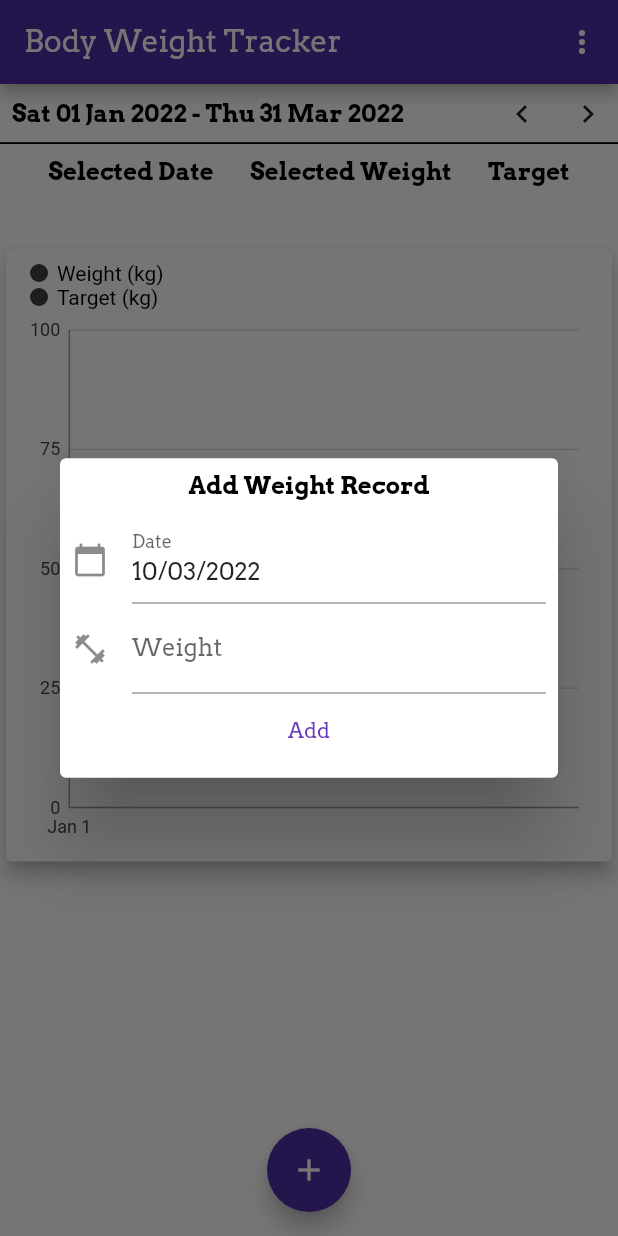
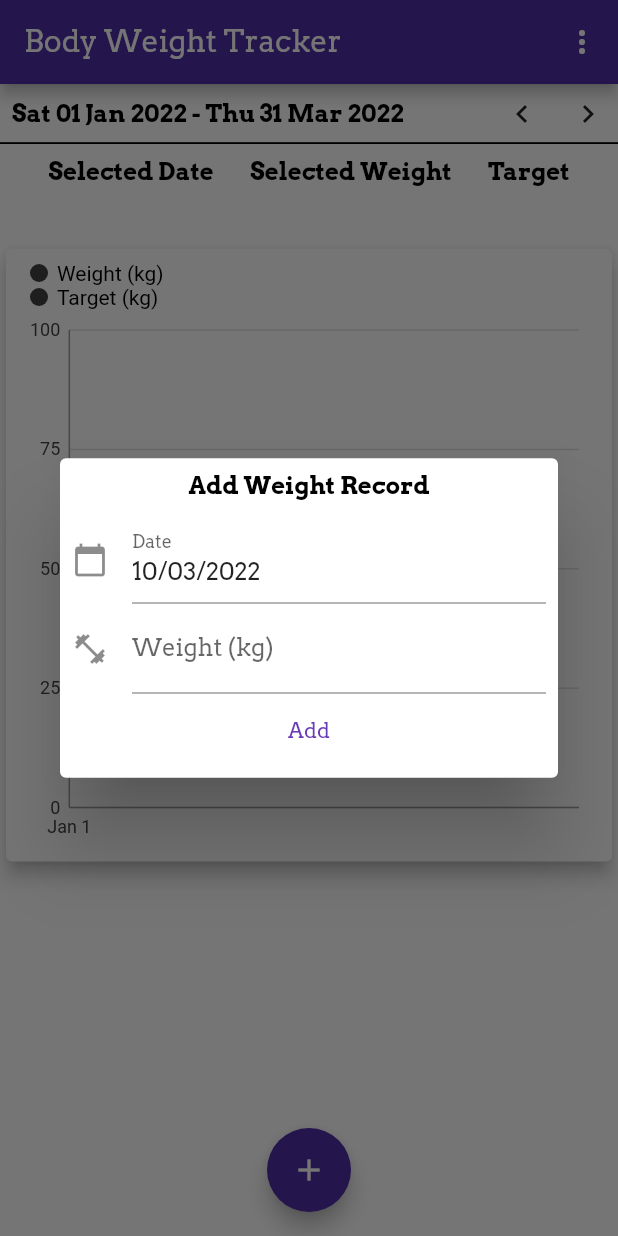
Before and after one commit to kda100/body-weight-tracker, a Flutter app: the screen it shows after launch, after a tap on the "keyboard arrow left" icon, after a tap on the "keyboard arrow right" icon, after a tap on the "add" icon, on a phone screen of 412 x 824 dp. Run offline on Flutter 3.47's test engine with Material 2 defaults, Android fonts, the phone set to English and light mode, and no system bars; our stand-ins replace charts_flutter, cloud_firestore, firebase_core, flutter_keyboard_visibility; accounts and stored records are empty; statements that could not run were skipped.

```diff
--- a/lib/form_fields/weight_form_field.dart
+++ b/lib/form_fields/weight_form_field.dart
@@ -16,7 +16,7 @@ class WeightFormField extends StatelessWidget {
       decoration: InputDecoration(
         errorMaxLines: 2,
         icon: Icon(Icons.fitness_center),
-        labelText: "Weight",
+        labelText: "Weight (kg)",
         hintText: "Weight (kg)",
         focusedBorder: UnderlineInputBorder(
           borderSide: BorderSide(color: Theme.of(context).primaryColor),
```
